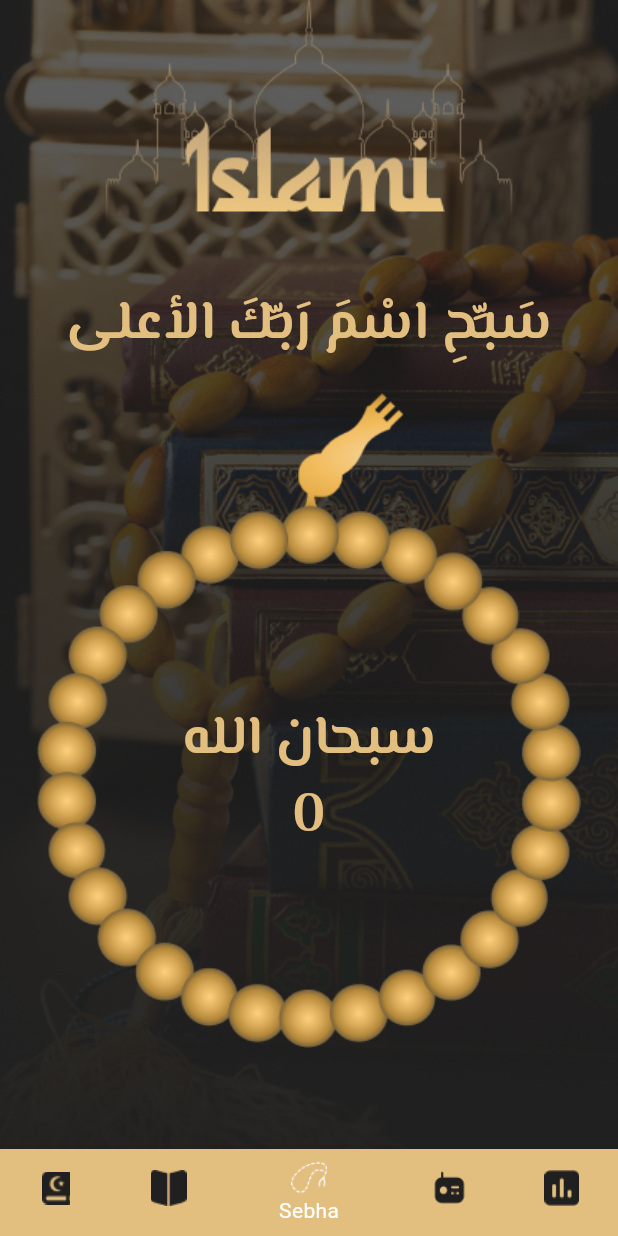
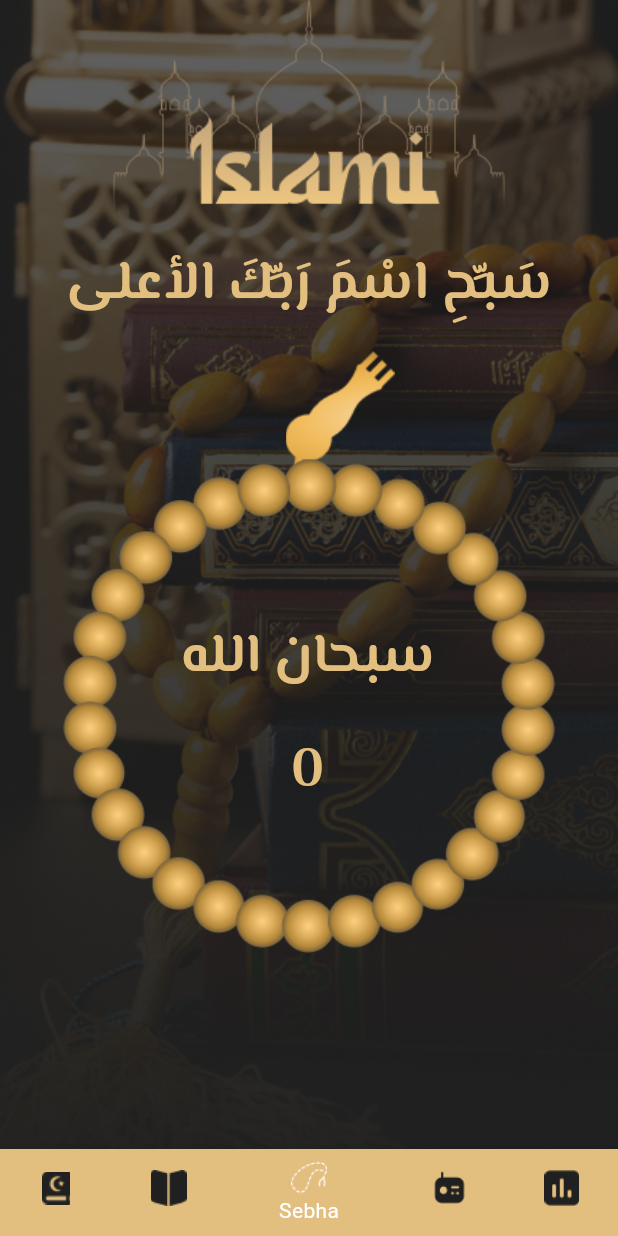
Before and after one commit to AmiraAbdel-fatah/flutter_islami_project, a Flutter app: the HomeScreen screen opened by its route, item 3 of the bottom bar chosen, on a phone screen of 412 x 824 dp. Run offline on Flutter 3.47's test engine with Material 3 defaults, Android fonts, the phone set to English and light mode, and no system bars; our stand-ins replace carousel_slider, flutter_onboarding_slider, google_fonts, shared_preferences; accounts and stored records are empty.

Commit message:
Update Islami App Project. Update Sebha screen to be rotate .

```diff
--- a/lib/home/tabs/sebha/sebha_tab.dart
+++ b/lib/home/tabs/sebha/sebha_tab.dart
@@ -1,4 +1,3 @@
-import 'package:flutter/cupertino.dart';
 import 'package:flutter/material.dart';
 import 'package:islami_app/utils/app_style.dart';
 
@@ -9,106 +8,191 @@ class SebhaTab extends StatefulWidget {
   State<SebhaTab> createState() => _SebhaTabState();
 }
 
-class _SebhaTabState extends State<SebhaTab>
-    with SingleTickerProviderStateMixin {
+class _SebhaTabState extends State<SebhaTab> {
+  List<String> azkar = ["سبحان الله", "الله أكبر", "الحمد لله"];
   int counter = 0;
-  String displayText = 'سبحان الله';
-  List<String> azkar = ["الله أكبر", "الحمد لله", "محمد رسول الله"];
-  late AnimationController controller;
-  late Animation<double> animation;
-
-  void initState() {
-    super.initState();
-    controller =
-        AnimationController(duration: Duration(seconds: 30), vsync: this);
-    animation = CurvedAnimation(
-      parent: controller,
-      curve: Curves.easeInOut,
-    );
-  }
-
-  void dipose() {
-    controller.dispose();
-    super.dispose();
-  }
-
-  void incrementCounter() {
-    setState(() {
-      counter++;
-      if (counter % 33 == 0) {
-        displayText = azkar[(counter ~/ 33) % azkar.length];
-      }
-      controller.forward(from: 0.0);
-    });
-  }
+  int index = 0;
+  double rotationAngle = 0;
 
   @override
   Widget build(BuildContext context) {
     var height = MediaQuery.of(context).size.height;
     var width = MediaQuery.of(context).size.width;
-    return Center(
-      child: Column(
+    return Column(
+      crossAxisAlignment: CrossAxisAlignment.stretch,
       children: [
-          Image.asset('assets/images/Logo.png'),
-          SizedBox(
-            height: 20,
+        Image.asset(
+          'assets/images/Logo.png',
+          height: height * .20,
         ),
         Text(
           'سَبِّحِ اسْمَ رَبِّكَ الأعلى ',
           style: AppStyle.bold36Primary,
           textAlign: TextAlign.center,
         ),
-          SizedBox(
-            height: 20,
-          ),
-          // AnimatedBuilder(
-          //   animation: animation,
-          //   builder: (context,child){
-          //     return Transform.scale(
-          //     scale: animation.value,
-          // child: child,
-          //     );
-          // },
-          //   child:
-          GestureDetector(
-            onTap: incrementCounter,
+        // SizedBox(height: height*.20,),
+        Center(
           child: Stack(
             children: [
-                Container(
-                  height: height * .53,
-                  width: width * .88,
-                  decoration: BoxDecoration(
-                      image: DecorationImage(
-                    image: AssetImage('assets/images/sbha_image_rotation.png'),
-                    fit: BoxFit.fill,
-                  )),
-                  child: Column(
-                    crossAxisAlignment: CrossAxisAlignment.stretch,
-                    children: [
-                      SizedBox(
-                        height: height * .25,
+              Positioned(
+                  top: height * .022,
+                  left: height * .18,
+                  child: Image.asset('assets/images/sebha head.png')),
+              InkWell(
+                onTap: () {
+                  onSebhaClicked();
+                },
+                child: Container(
+                  margin: EdgeInsets.only(top: 90),
+                  child: AnimatedRotation(
+                    turns: rotationAngle / 360,
+                    duration: Duration(milliseconds: 500),
+                    child: Image.asset(
+                      'assets/images/SebhaBody.png',
+                      height: height * .4,
                     ),
-                      Text(
-                        displayText,
-                        style: AppStyle.bold36Primary,
-                        textAlign: TextAlign.center,
+                  ),
+                ),
               ),
               Positioned(
-                          bottom: 16,
-                          child: Text(
-                            '${counter % 33}',
-                            style: AppStyle.bold36Primary,
-                            textAlign: TextAlign.center,
-                          ))
+                top: height * .24,
+                left: height * .095,
+                child: Column(
+                  children: [
+                    Text(azkar[index], style: AppStyle.bold36Primary),
+                    SizedBox(
+                      height: height * .03,
+                    ),
+                    Text('$counter', style: AppStyle.bold36Primary),
                   ],
                 ),
-                ),
+              )
             ],
           ),
-          ),
-          // )
+        )
       ],
-      ),
     );
   }
+
+  void onSebhaClicked() {
+    if (counter == 33) {
+      counter = 0;
+      index = (index + 1) % azkar.length;
+    } else {
+      counter++;
     }
+    rotationAngle += 10;
+    setState(() {});
+  }
+}
+
+// class SebhaTab extends StatefulWidget {
+//   const SebhaTab({super.key});
+//
+//   @override
+//   State<SebhaTab> createState() => _SebhaTabState();
+// }
+//
+// class _SebhaTabState extends State<SebhaTab>
+//     with SingleTickerProviderStateMixin {
+//   int counter = 0;
+//   String displayText = 'سبحان الله';
+//   List<String> azkar = ["الله أكبر", "الحمد لله", "محمد رسول الله"];
+//   late AnimationController controller;
+//   late Animation<double> animation;
+//
+//   void initState() {
+//     super.initState();
+//     controller =
+//         AnimationController(duration: Duration(seconds: 30), vsync: this);
+//     animation = CurvedAnimation(
+//       parent: controller,
+//       curve: Curves.easeInOut,
+//     );
+//   }
+//
+//   void dipose() {
+//     controller.dispose();
+//     super.dispose();
+//   }
+//
+//   void incrementCounter() {
+//     setState(() {
+//       counter++;
+//       if (counter % 33 == 0) {
+//         displayText = azkar[(counter ~/ 33) % azkar.length];
+//       }
+//       controller.forward(from: 0.0);
+//     });
+//   }
+//
+//   @override
+//   Widget build(BuildContext context) {
+//     var height = MediaQuery.of(context).size.height;
+//     var width = MediaQuery.of(context).size.width;
+//     return Center(
+//       child: Column(
+//         children: [
+//           Image.asset('assets/images/Logo.png'),
+//           SizedBox(
+//             height: 20,
+//           ),
+//           Text(
+//             'سَبِّحِ اسْمَ رَبِّكَ الأعلى ',
+//             style: AppStyle.bold36Primary,
+//             textAlign: TextAlign.center,
+//           ),
+//           SizedBox(
+//             height: 20,
+//           ),
+//           // AnimatedBuilder(
+//           //   animation: animation,
+//           //   builder: (context,child){
+//           //     return Transform.scale(
+//           //     scale: animation.value,
+//           // child: child,
+//           //     );
+//           // },
+//           //   child:
+//           GestureDetector(
+//             onTap: incrementCounter,
+//             child: Stack(
+//               children: [
+//                 Container(
+//                   height: height * .53,
+//                   width: width * .88,
+//                   decoration: BoxDecoration(
+//                       image: DecorationImage(
+//                     image: AssetImage('assets/images/sbha_image_rotation.png'),
+//                     fit: BoxFit.fill,
+//                   )),
+//                   child: Column(
+//                     crossAxisAlignment: CrossAxisAlignment.stretch,
+//                     children: [
+//                       SizedBox(
+//                         height: height * .25,
+//                       ),
+//                       Text(
+//                         displayText,
+//                         style: AppStyle.bold36Primary,
+//                         textAlign: TextAlign.center,
+//                       ),
+//                       Positioned(
+//                           bottom: 16,
+//                           child: Text(
+//                             '${counter % 33}',
+//                             style: AppStyle.bold36Primary,
+//                             textAlign: TextAlign.center,
+//                           ))
+//                     ],
+//                   ),
+//                 ),
+//               ],
+//             ),
+//           ),
+//           // )
+//         ],
+//       ),
+//     );
+//   }
+// }
```
Also changed, not shown: assets/images/2.0x/SebhaBody@2x.png (added), assets/images/2.0x/sebha head@2x.png (added), assets/images/3.0x/SebhaBody@3x.png (added), assets/images/3.0x/sebha head@3x.png (added), assets/images/SebhaBody.png (added), assets/images/sebha head.png (added). Lines whose indentation alone changed are shown as unchanged.
